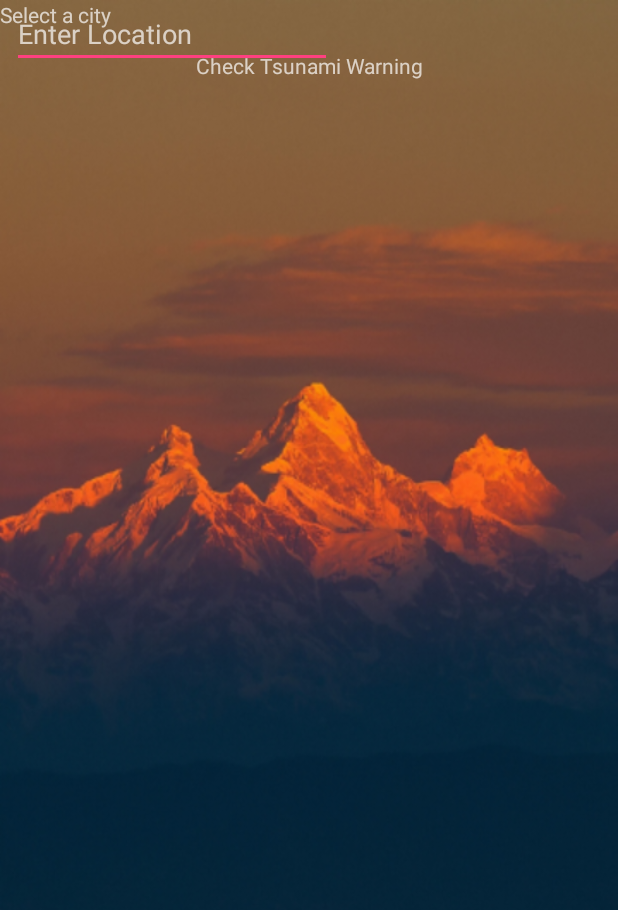
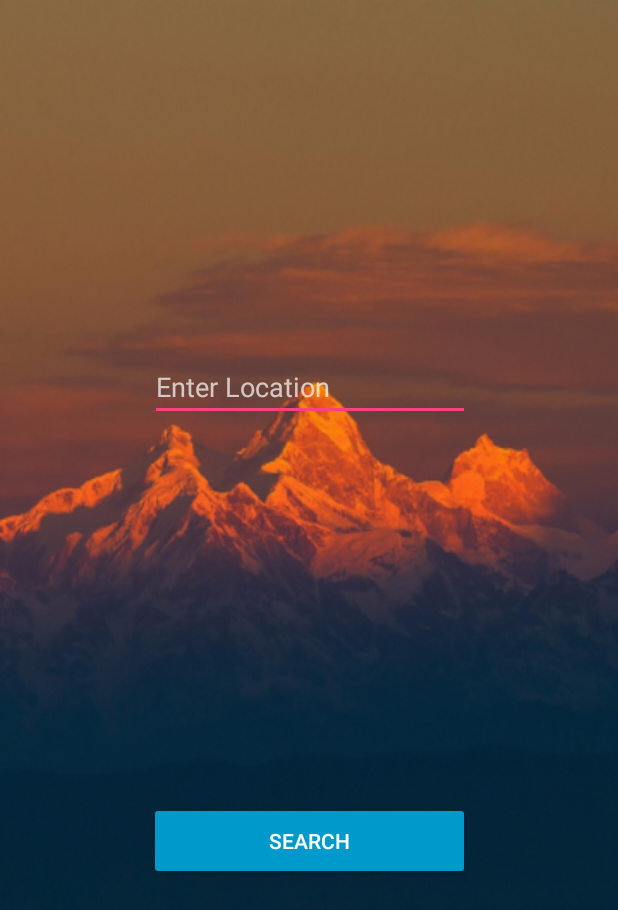
Before and after one commit to march93/Filter, an Android app: the screen it shows after launch (MainActivity), on a phone screen of 412 x 824 dp. Shown: the top 910 px of the screen. Run offline under Robolectric (Android 15) with nearby library versions, the light colour scheme and no system bars.

Commit message:
Added search field on main page

```diff
--- a/app/src/main/java/com/android/filter/MainActivity.java
+++ b/app/src/main/java/com/android/filter/MainActivity.java
@@ -1,30 +1,45 @@
 package com.android.filter;
 
+import android.content.DialogInterface;
 import android.content.Intent;
 import android.os.Bundle;
+import android.support.v7.app.AlertDialog;
 import android.support.v7.app.AppCompatActivity;
 import android.util.Log;
 import android.view.View;
+import android.widget.Button;
+import android.widget.EditText;
 import android.widget.TextView;
 
 public class MainActivity extends AppCompatActivity {
+    Button button;
 
     @Override
     protected void onCreate(Bundle savedInstanceState) {
         super.onCreate(savedInstanceState);
         setContentView(R.layout.activity_main);
 
-        setOnClick(R.id.tsunami, TsunamiActivity.class);
-    }
+        final EditText editText = (EditText) findViewById(R.id.editText);
+        button = (Button) findViewById(R.id.searchLocation);
+        button.setOnClickListener(new View.OnClickListener() {
+            public void onClick(View v) {
+                // Code here executes on main thread after user presses button
+                String result = editText.getText().toString();
 
-    private void setOnClick(int resourceID, final Class nextActivity) {
-        TextView textView = (TextView) findViewById(resourceID);
-        textView.setOnClickListener(new View.OnClickListener() {
-            @Override
-            public void onClick(View v) {
-                Intent explicitIntent = new Intent(MainActivity.this, nextActivity);
-                startActivity(explicitIntent);
-                Log.v("ACTIVITY LAUNCHED", String.format("Launched %s", nextActivity));
+                if (result.length() < 1) {
+                    AlertDialog alertDialog = new AlertDialog.Builder(MainActivity.this).create();
+                    alertDialog.setTitle("Invalid Location");
+                    alertDialog.setMessage("Please enter a valid location.");
+                    alertDialog.setButton(AlertDialog.BUTTON_NEUTRAL, "OK",
+                            new DialogInterface.OnClickListener() {
+                                public void onClick(DialogInterface dialog, int which) {
+                                    dialog.dismiss();
+                                }
+                            });
+                    alertDialog.show();
+                } else {
+                    result = result.toLowerCase();
+                }
             }
         });
     }
--- a/app/src/main/res/layout/activity_main.xml
+++ b/app/src/main/res/layout/activity_main.xml
@@ -1,5 +1,5 @@
 <?xml version="1.0" encoding="utf-8"?>
-<FrameLayout xmlns:android="http://schemas.android.com/apk/res/android"
+<android.support.constraint.ConstraintLayout xmlns:android="http://schemas.android.com/apk/res/android"
     xmlns:app="http://schemas.android.com/apk/res-auto"
     xmlns:tools="http://schemas.android.com/tools"
     android:layout_width="match_parent"
@@ -21,35 +21,32 @@
         <!--app:layout_constraintRight_toRightOf="parent"-->
         <!--app:layout_constraintTop_toTopOf="parent" />-->
 
-    <TextView
-        android:id="@+id/tsunami"
-        android:layout_height="88dp"
-        android:layout_width="match_parent"
-        android:gravity="center"
-        android:padding="16dp"
-        android:text="Check Tsunami Warning" />
-
     <EditText
         android:id="@+id/editText"
         android:layout_width="wrap_content"
         android:layout_height="wrap_content"
+        android:layout_marginLeft="8dp"
+        android:layout_marginRight="8dp"
         android:ems="10"
         android:hint="Enter Location"
         android:inputType="text"
+        app:layout_constraintHorizontal_bias="0.503"
+        app:layout_constraintLeft_toLeftOf="parent"
+        app:layout_constraintRight_toRightOf="parent"
+        app:layout_constraintTop_toTopOf="parent"
+        android:layout_marginTop="235dp" />
+
+    <Button
+        android:id="@+id/searchLocation"
+        android:layout_width="214dp"
+        android:layout_height="52dp"
+        android:layout_marginBottom="237dp"
+        android:layout_marginLeft="8dp"
         android:layout_marginRight="8dp"
-        app:layout_constraintRight_toRightOf="parent"
+        android:backgroundTint="@android:color/holo_blue_dark"
+        android:text="Search"
         app:layout_constraintBottom_toBottomOf="parent"
-        android:layout_marginBottom="214dp"
-        android:layout_marginLeft="8dp"
         app:layout_constraintLeft_toLeftOf="parent"
-        app:layout_constraintHorizontal_bias="0.503" />
+        app:layout_constraintRight_toRightOf="parent" />
 
-    <TextView
-        android:id="@+id/textView2"
-        android:layout_width="158dp"
-        android:layout_height="35dp"
-        android:text="Select a city"
-        tools:layout_editor_absoluteX="113dp"
-        tools:layout_editor_absoluteY="213dp" />
-
-</FrameLayout>
+</android.support.constraint.ConstraintLayout>
```
